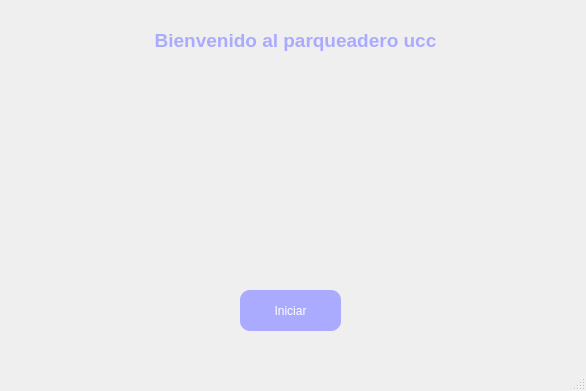
Above: QT_y_python/gui/principal.ui from Sarah-mp/Orientaci-n-a-objetos before the change. Below: the same form after it.
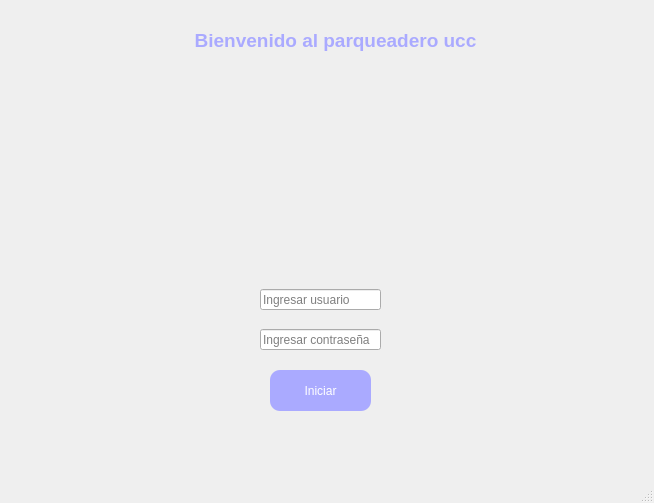
That is the form after the change. Icons and pictures are not drawn.

Patch:
```diff
--- a/QT_y_python/gui/principal.ui
+++ b/QT_y_python/gui/principal.ui
@@ -6,8 +6,8 @@
    <rect>
     <x>0</x>
     <y>0</y>
-    <width>586</width>
-    <height>391</height>
+    <width>654</width>
+    <height>503</height>
    </rect>
   </property>
   <property name="windowTitle">
@@ -17,7 +17,7 @@
    <widget class="QLabel" name="titulo">
     <property name="geometry">
      <rect>
-      <x>140</x>
+      <x>180</x>
       <y>20</y>
       <width>311</width>
       <height>41</height>
@@ -33,7 +33,7 @@
    <widget class="QLabel" name="logo">
     <property name="geometry">
      <rect>
-      <x>110</x>
+      <x>150</x>
       <y>70</y>
       <width>371</width>
       <height>201</height>
@@ -64,8 +64,8 @@
    <widget class="QPushButton" name="pushButton">
     <property name="geometry">
      <rect>
-      <x>240</x>
-      <y>290</y>
+      <x>270</x>
+      <y>370</y>
       <width>101</width>
       <height>41</height>
      </rect>
@@ -81,6 +81,44 @@
      <string>Iniciar</string>
     </property>
    </widget>
+   <widget class="QLineEdit" name="user">
+    <property name="geometry">
+     <rect>
+      <x>260</x>
+      <y>289</y>
+      <width>121</width>
+      <height>21</height>
+     </rect>
+    </property>
+    <property name="styleSheet">
+     <string notr="true"/>
+    </property>
+    <property name="text">
+     <string/>
+    </property>
+    <property name="placeholderText">
+     <string>Ingresar usuario</string>
+    </property>
+   </widget>
+   <widget class="QLineEdit" name="lineEdit_2">
+    <property name="geometry">
+     <rect>
+      <x>260</x>
+      <y>329</y>
+      <width>121</width>
+      <height>21</height>
+     </rect>
+    </property>
+    <property name="text">
+     <string/>
+    </property>
+    <property name="echoMode">
+     <enum>QLineEdit::Password</enum>
+    </property>
+    <property name="placeholderText">
+     <string>Ingresar contraseña</string>
+    </property>
+   </widget>
   </widget>
   <widget class="QMenuBar" name="menubar">
    <property name="geometry">
```
Left out of the diff: 2 changed lines with no effect on the pictures.
